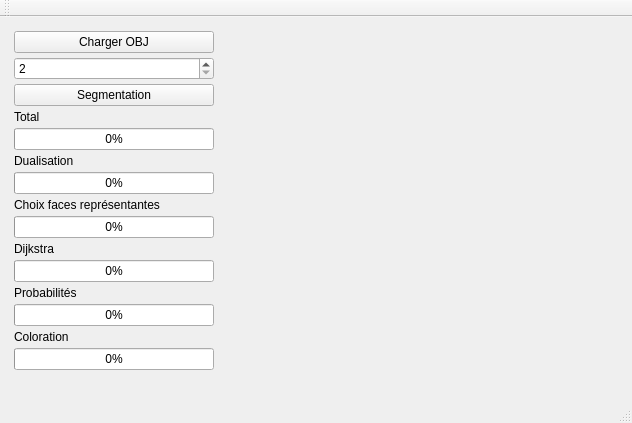
Before: the Qt Designer form mainwindow.ui in theauriffaut/TER-Segmentation-hierarchique, drawn with Qt 5.
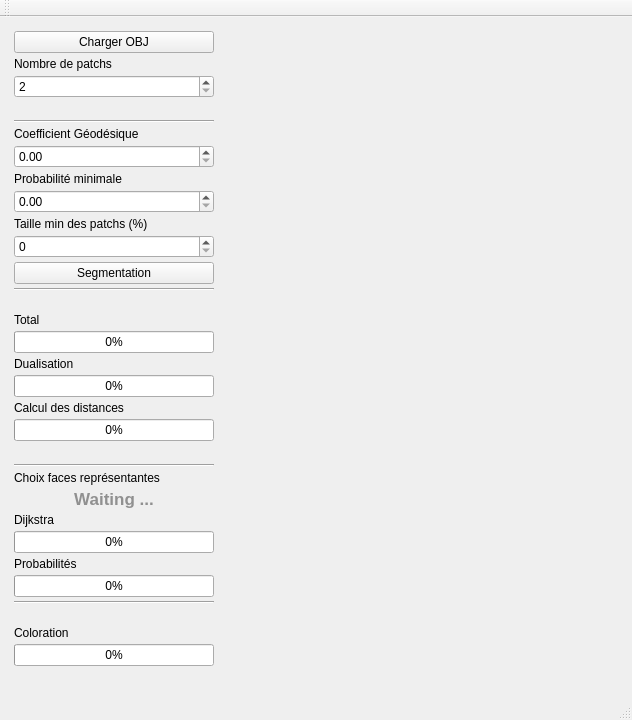
After: the same form once the commit is applied. Custom widgets are drawn as their Qt base class.

Commit message: Maj UI Choix des faces ambigues à partir de leur proba d'appartenance Patch trop petit "ignoré" Correction diverses

```diff
--- a/mainwindow.ui
+++ b/mainwindow.ui
@@ -7,7 +7,7 @@
     <x>0</x>
     <y>0</y>
     <width>632</width>
-    <height>423</height>
+    <height>720</height>
    </rect>
   </property>
   <property name="windowTitle">
@@ -58,6 +58,13 @@
          </property>
         </widget>
        </item>
+       <item>
+        <widget class="QLabel" name="label_7">
+         <property name="text">
+          <string>Nombre de patchs</string>
+         </property>
+        </widget>
+       </item>
        <item>
         <widget class="QSpinBox" name="spinBox_segmentation">
          <property name="minimum">
@@ -68,6 +75,77 @@
          </property>
         </widget>
        </item>
+       <item>
+        <spacer name="verticalSpacer_5">
+         <property name="orientation">
+          <enum>Qt::Vertical</enum>
+         </property>
+         <property name="sizeHint" stdset="0">
+          <size>
+           <width>20</width>
+           <height>40</height>
+          </size>
+         </property>
+        </spacer>
+       </item>
+       <item>
+        <widget class="Line" name="line_2">
+         <property name="orientation">
+          <enum>Qt::Horizontal</enum>
+         </property>
+        </widget>
+       </item>
+       <item>
+        <widget class="QLabel" name="label_8">
+         <property name="text">
+          <string>Coefficient Géodésique</string>
+         </property>
+        </widget>
+       </item>
+       <item>
+        <widget class="QDoubleSpinBox" name="doubleSpinBox_coef">
+         <property name="maximum">
+          <double>1.000000000000000</double>
+         </property>
+         <property name="singleStep">
+          <double>0.100000000000000</double>
+         </property>
+        </widget>
+       </item>
+       <item>
+        <widget class="QLabel" name="label_9">
+         <property name="text">
+          <string>Probabilité minimale</string>
+         </property>
+        </widget>
+       </item>
+       <item>
+        <widget class="QDoubleSpinBox" name="doubleSpinBox_probMin">
+         <property name="maximum">
+          <double>1.000000000000000</double>
+         </property>
+         <property name="singleStep">
+          <double>0.100000000000000</double>
+         </property>
+         <property name="stepType">
+          <enum>QAbstractSpinBox::AdaptiveDecimalStepType</enum>
+         </property>
+        </widget>
+       </item>
+       <item>
+        <widget class="QLabel" name="label_10">
+         <property name="text">
+          <string>Taille min des patchs (%)</string>
+         </property>
+        </widget>
+       </item>
+       <item>
+        <widget class="QSpinBox" name="spinBox_pourcentage">
+         <property name="maximum">
+          <number>100</number>
+         </property>
+        </widget>
+       </item>
        <item>
         <widget class="QPushButton" name="pushButton_segmentation">
          <property name="text">
@@ -75,6 +153,26 @@
          </property>
         </widget>
        </item>
+       <item>
+        <widget class="Line" name="line">
+         <property name="orientation">
+          <enum>Qt::Horizontal</enum>
+         </property>
+        </widget>
+       </item>
+       <item>
+        <spacer name="verticalSpacer_4">
+         <property name="orientation">
+          <enum>Qt::Vertical</enum>
+         </property>
+         <property name="sizeHint" stdset="0">
+          <size>
+           <width>20</width>
+           <height>40</height>
+          </size>
+         </property>
+        </spacer>
+       </item>
        <item>
         <widget class="QLabel" name="label_2">
          <property name="text">
@@ -103,6 +201,40 @@
          </property>
         </widget>
        </item>
+       <item>
+        <widget class="QLabel" name="label_11">
+         <property name="text">
+          <string>Calcul des distances</string>
+         </property>
+        </widget>
+       </item>
+       <item>
+        <widget class="QProgressBar" name="progressDistance">
+         <property name="value">
+          <number>0</number>
+         </property>
+        </widget>
+       </item>
+       <item>
+        <spacer name="verticalSpacer_3">
+         <property name="orientation">
+          <enum>Qt::Vertical</enum>
+         </property>
+         <property name="sizeHint" stdset="0">
+          <size>
+           <width>20</width>
+           <height>40</height>
+          </size>
+         </property>
+        </spacer>
+       </item>
+       <item>
+        <widget class="Line" name="line_3">
+         <property name="orientation">
+          <enum>Qt::Horizontal</enum>
+         </property>
+        </widget>
+       </item>
        <item>
         <widget class="QLabel" name="label_5">
          <property name="text">
@@ -111,9 +243,56 @@
         </widget>
        </item>
        <item>
-        <widget class="QProgressBar" name="progressChoix">
-         <property name="value">
-          <number>0</number>
+        <widget class="QLabel" name="labelChoix">
+         <property name="palette">
+          <palette>
+           <active>
+            <colorrole role="WindowText">
+             <brush brushstyle="SolidPattern">
+              <color alpha="255">
+               <red>144</red>
+               <green>144</green>
+               <blue>144</blue>
+              </color>
+             </brush>
+            </colorrole>
+           </active>
+           <inactive>
+            <colorrole role="WindowText">
+             <brush brushstyle="SolidPattern">
+              <color alpha="255">
+               <red>144</red>
+               <green>144</green>
+               <blue>144</blue>
+              </color>
+             </brush>
+            </colorrole>
+           </inactive>
+           <disabled>
+            <colorrole role="WindowText">
+             <brush brushstyle="SolidPattern">
+              <color alpha="255">
+               <red>190</red>
+               <green>190</green>
+               <blue>190</blue>
+              </color>
+             </brush>
+            </colorrole>
+           </disabled>
+          </palette>
+         </property>
+         <property name="font">
+          <font>
+           <pointsize>13</pointsize>
+           <weight>75</weight>
+           <bold>true</bold>
+          </font>
+         </property>
+         <property name="text">
+          <string>Waiting ...</string>
+         </property>
+         <property name="alignment">
+          <set>Qt::AlignCenter</set>
          </property>
         </widget>
        </item>
@@ -145,6 +324,26 @@
          </property>
         </widget>
        </item>
+       <item>
+        <widget class="Line" name="line_4">
+         <property name="orientation">
+          <enum>Qt::Horizontal</enum>
+         </property>
+        </widget>
+       </item>
+       <item>
+        <spacer name="verticalSpacer_2">
+         <property name="orientation">
+          <enum>Qt::Vertical</enum>
+         </property>
+         <property name="sizeHint" stdset="0">
+          <size>
+           <width>20</width>
+           <height>40</height>
+          </size>
+         </property>
+        </spacer>
+       </item>
        <item>
         <widget class="QLabel" name="label_3">
          <property name="text">
```
The commit also changes 2 other files.
